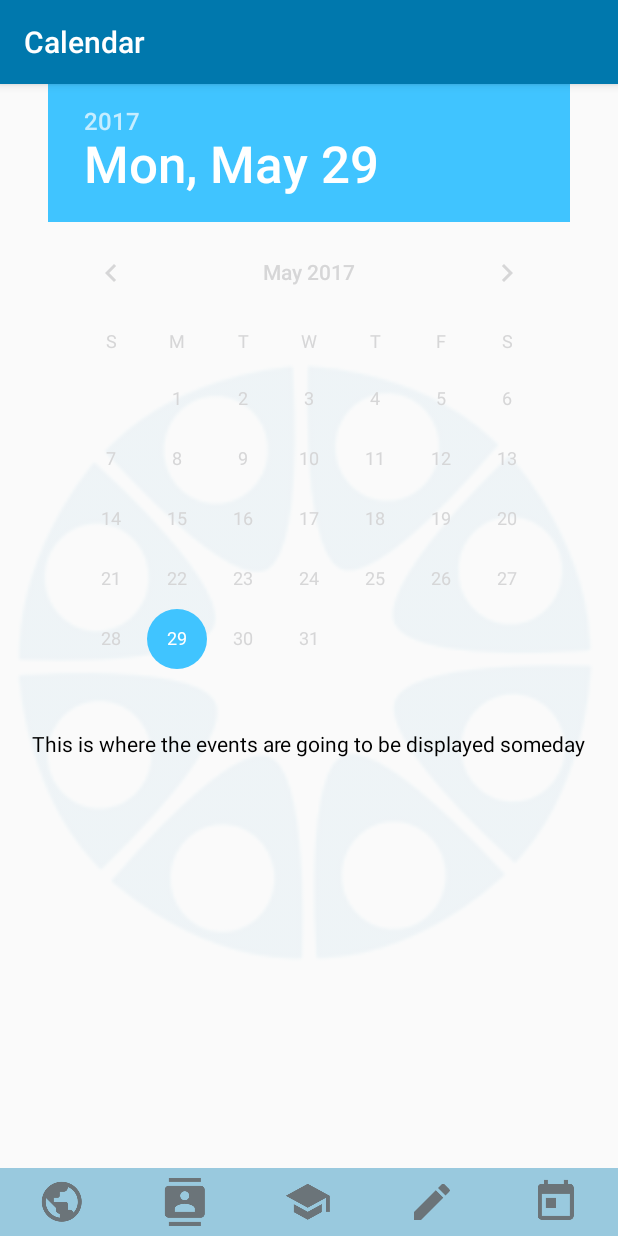
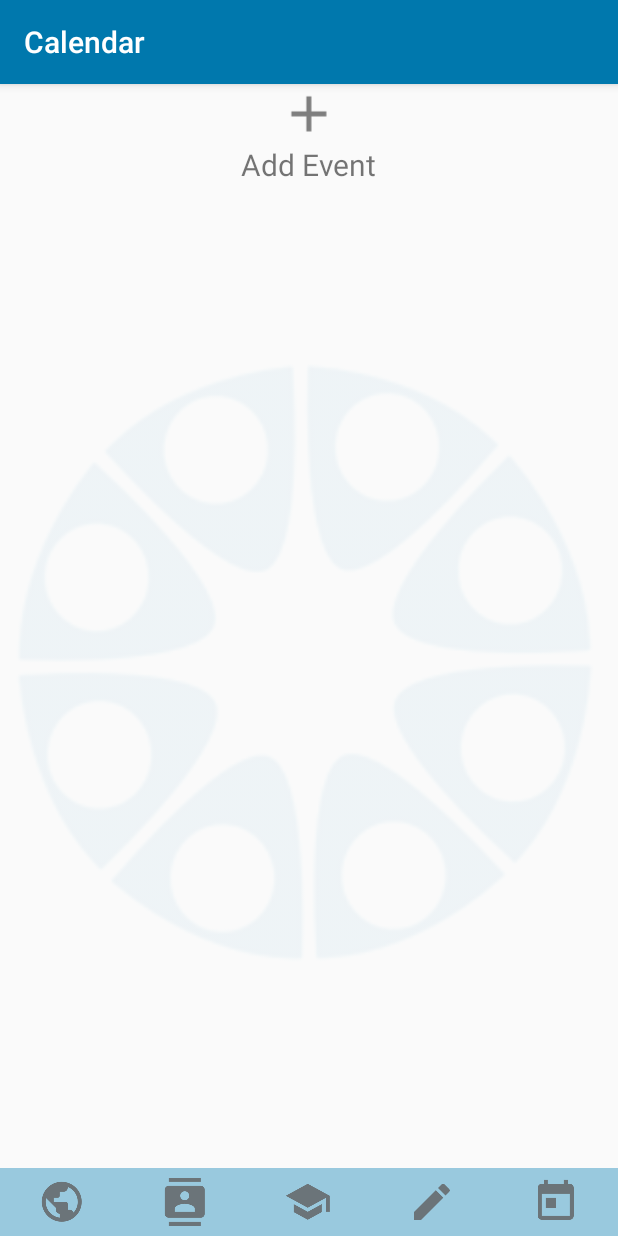
Before and after one commit to WillyWoosley/SchoolUtility, an Android app: the EventsActivity screen opened directly, with no data from a screen before it, on a phone screen of 412 x 824 dp. Run offline under Robolectric (Android 15) with nearby library versions, the phone set to English and light mode, and no system bars.

Commit message:
Created Layouts for Events

```diff
--- a/app/src/main/res/layout/activity_events.xml
+++ b/app/src/main/res/layout/activity_events.xml
@@ -2,9 +2,59 @@
 <RelativeLayout xmlns:android="http://schemas.android.com/apk/res/android"
     xmlns:app="http://schemas.android.com/apk/res-auto"
     xmlns:tools="http://schemas.android.com/tools"
+    android:orientation="vertical"
     android:layout_width="match_parent"
     android:layout_height="match_parent"
     tools:context="com.gamecodeschool.schoolutility.EventsActivity">
+
+
+    <ImageView
+        android:id="@+id/imageView"
+        android:layout_width="match_parent"
+        android:layout_height="match_parent"
+        android:alpha=".05"
+        app:srcCompat="@drawable/pcs_logo" />
+
+    <LinearLayout
+        android:layout_width="match_parent"
+        android:layout_height="match_parent"
+        android:orientation="vertical">
+
+        <RelativeLayout
+            android:id="@+id/homeworkAddAssignmentLayout"
+            android:layout_width="match_parent"
+            android:layout_height="0dp"
+            android:layout_weight="1.5">
+
+            <ImageView
+                android:id="@+id/addAssignmentImageView"
+                android:layout_width="40dp"
+                android:layout_height="40dp"
+                android:layout_alignParentTop="true"
+                android:layout_centerHorizontal="true"
+                app:srcCompat="@drawable/add_icon" />
+
+            <TextView
+                android:layout_width="wrap_content"
+                android:layout_height="wrap_content"
+                android:layout_below="@id/addAssignmentImageView"
+                android:layout_centerHorizontal="true"
+                android:text="Add Event"
+                android:textSize="20sp" />
+
+        </RelativeLayout>
+
+        <ListView
+            android:id="@+id/event_listview_display"
+            android:layout_width="match_parent"
+            android:layout_height="0dp"
+            android:layout_alignParentLeft="true"
+            android:layout_alignParentStart="true"
+            android:layout_alignParentTop="true"
+            android:layout_weight="9"
+            tools:listitem="@layout/event_listview" />
+
+    </LinearLayout>
 
     <fragment
         android:name="com.gamecodeschool.schoolutility.MenubarFragment"
@@ -14,25 +64,6 @@
         android:layout_alignParentBottom="true"
         tools:layout="@layout/menubar_fragment" />
 
-    <ImageView
-        android:id="@+id/imageView"
-        android:layout_width="match_parent"
-        android:layout_height="match_parent"
-        android:alpha=".05"
-        app:srcCompat="@drawable/pcs_logo" />
 
-    <DatePicker
-        android:id="@+id/placeholder_calender"
-        android:layout_centerHorizontal="true"
-        android:layout_width="wrap_content"
-        android:layout_height="wrap_content"></DatePicker>
-
-    <TextView
-        android:layout_width="wrap_content"
-        android:layout_height="wrap_content"
-        android:layout_below="@id/placeholder_calender"
-        android:layout_centerHorizontal="true"
-        android:text="This is where the events are going to be displayed someday"
-        android:textColor="@android:color/black" />
 
 </RelativeLayout>
```
Also changed, not shown: app/src/main/res/layout/event_listview.xml (added, +52 -0 lines), app/src/main/res/drawable-hdpi/event_icon.png (added), app/src/main/res/drawable-mdpi/event_icon.png (added), app/src/main/res/drawable-xhdpi/event_icon.png (added), app/src/main/res/drawable-xxhdpi/event_icon.png (added).
